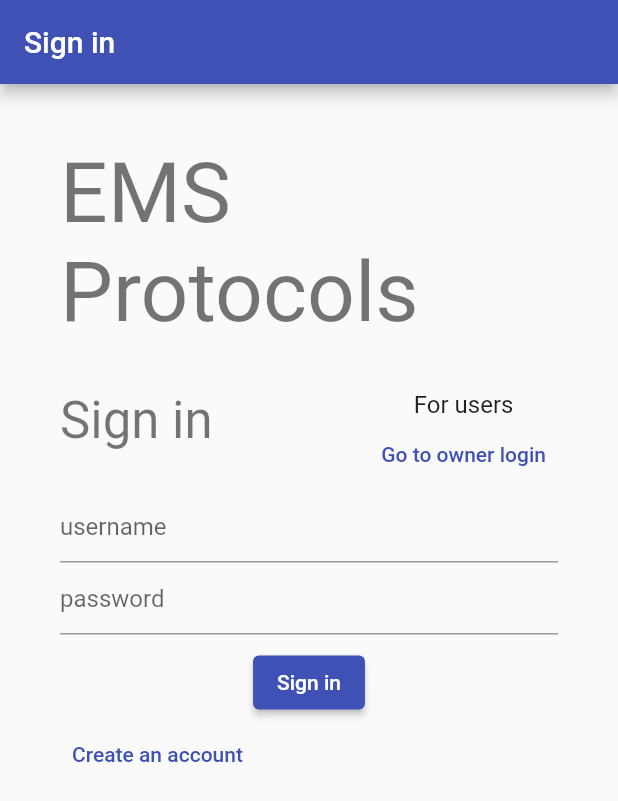
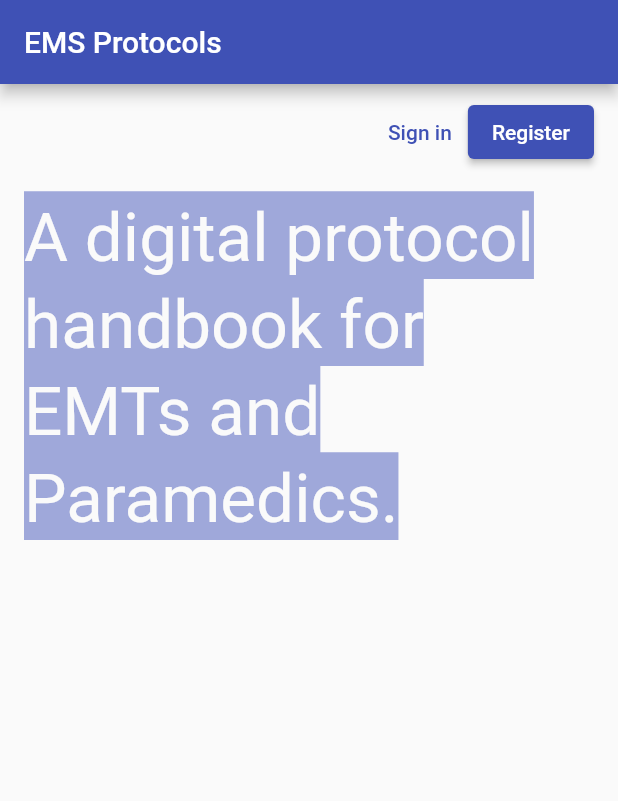
Before and after one commit to fivemoreminix/ems-protocols, a Flutter app: the screen it shows after launch, on a phone screen of 412 x 824 dp. Shown: the top 801 px of the screen. Run offline on Flutter 3.47's test engine with Material 2 defaults, Android fonts, the light colour scheme and no system bars; our stand-ins replace firebase_auth, firebase_core; missing offline and left inert: flutter_stripe; accounts and stored records are empty.

Commit message:
Starting work on Welcome screen

```diff
--- a/lib/home.dart
+++ /dev/null
@@ -1,12 +0,0 @@
-import 'package:flutter/material.dart';
-
-class HomePage extends StatelessWidget {
-  const HomePage({Key? key}) : super(key: key);
-
-  @override
-  Widget build(BuildContext context) {
-    return Scaffold(
-      body: Center(child: Text('Hello, world!')),
-    );
-  }
-}
--- a/lib/login.dart
+++ b/lib/login.dart
@@ -1,6 +1,7 @@
 import 'package:ems_protocols/payment_screen.dart';
 import 'package:ems_protocols/root.dart';
 import 'package:ems_protocols/utils.dart';
+import 'package:ems_protocols/welcome.dart';
 import 'package:flutter/material.dart';
 import 'package:firebase_auth/firebase_auth.dart';
 
@@ -15,7 +16,7 @@ class AuthGate extends StatelessWidget {
       stream: FirebaseAuth.instance.authStateChanges(),
       builder: (context, snapshot) {
         if (!snapshot.hasData) {
-          return const SigninPage();
+          return const WelcomePage();
         }
 
         return RootPage(userAccount: UserData(bookmarkedEntryNames: []));
--- /dev/null
+++ b/lib/welcome.dart
@@ -0,0 +1,44 @@
+import 'package:ems_protocols/login.dart';
+import 'package:flutter/material.dart';
+
+class WelcomePage extends StatelessWidget {
+  const WelcomePage({Key? key}) : super(key: key);
+
+  @override
+  Widget build(BuildContext context) {
+    return Scaffold(
+      appBar: AppBar(title: const Text('EMS Protocols')),
+      body: SingleChildScrollView(
+        child: Column(children: [
+          Padding(
+            padding: const EdgeInsets.only(
+                left: 16.0, top: 8.0, right: 16.0, bottom: 16.0),
+            child: Row(
+              mainAxisAlignment: MainAxisAlignment.end,
+              children: [
+                TextButton(
+                    onPressed: () async {
+                      await Navigator.push(
+                          context,
+                          MaterialPageRoute(
+                              builder: (context) => const SigninPage()));
+                    },
+                    child: const Text('Sign in')),
+                ElevatedButton(onPressed: () {}, child: const Text('Register'))
+              ],
+            ),
+          ),
+          Padding(
+              padding: const EdgeInsets.only(left: 16.0, right: 16.0),
+              child: Text(
+                'A digital protocol handbook for EMTs and Paramedics.',
+                style: Theme.of(context).textTheme.headline3?.copyWith(
+                    color: Theme.of(context).canvasColor,
+                    backgroundColor: Theme.of(context).backgroundColor,
+                    height: 1.3),
+              )),
+        ]),
+      ),
+    );
+  }
+}
```
